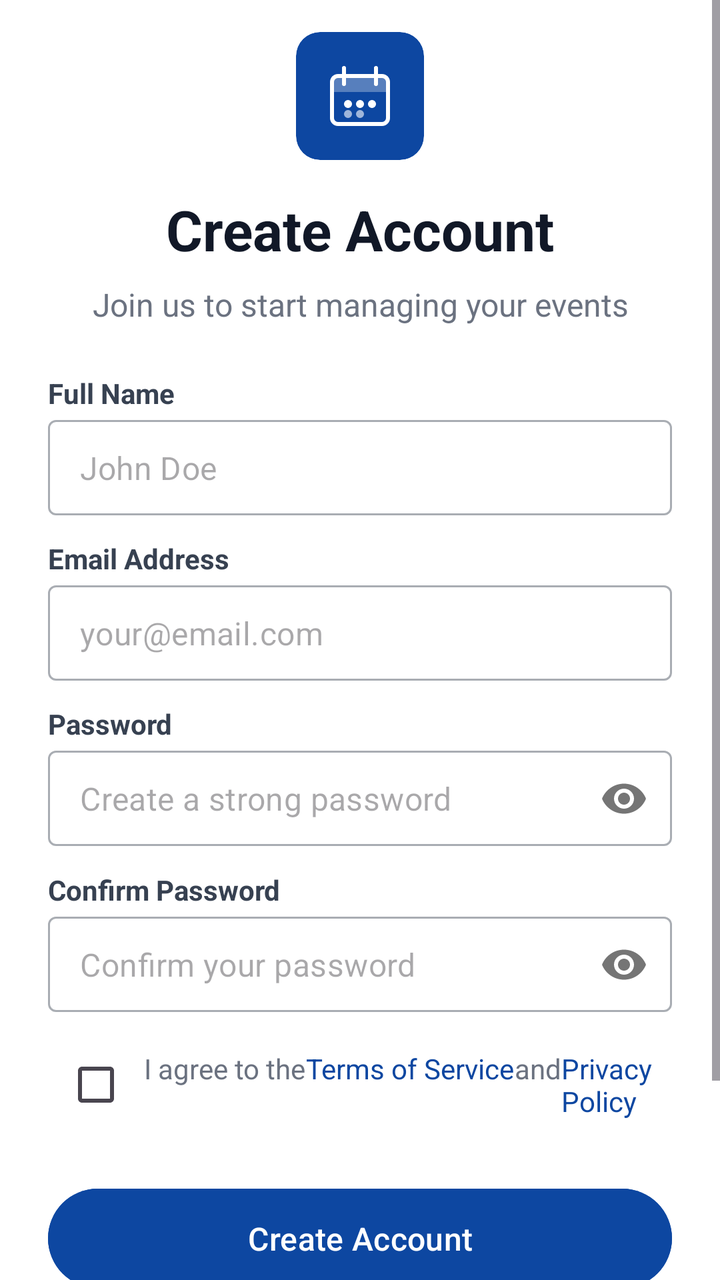
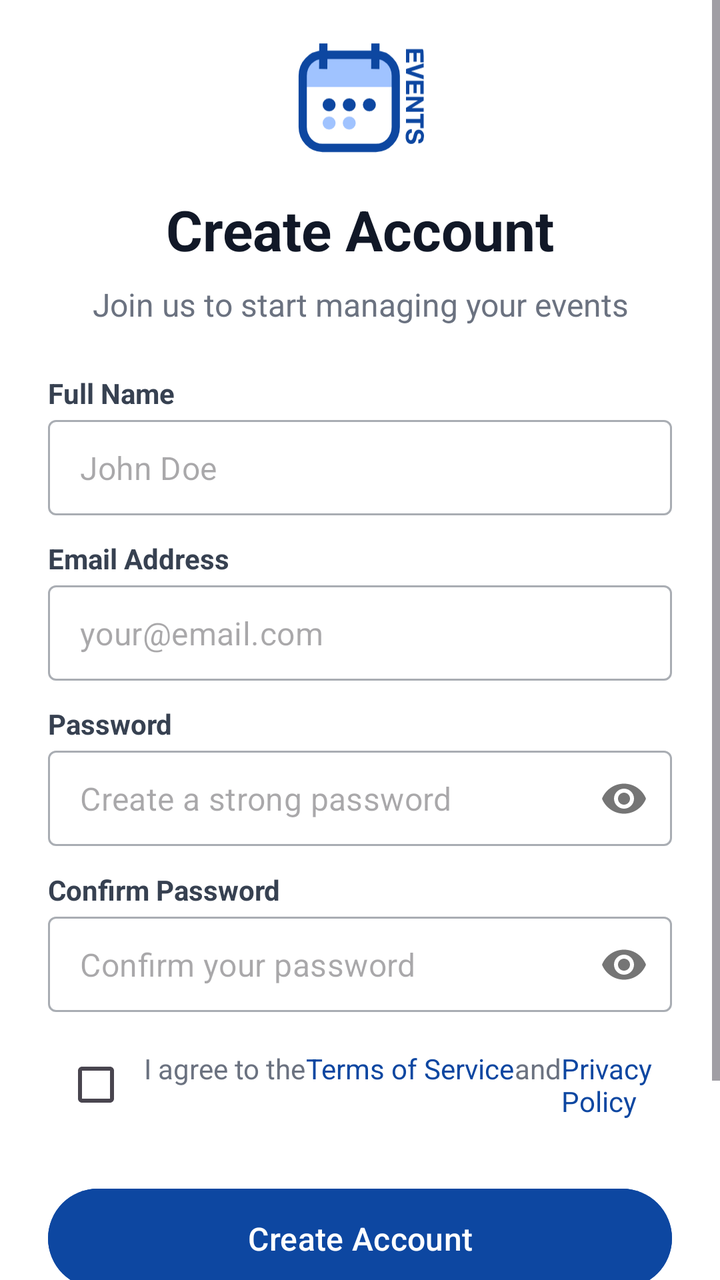

Two renders of the same Android screen: before a commit and after it. Below are the layout's source before the change and the commit's diff.
<!-- AndroidManifest.xml: application theme Theme.Events -->
<!-- res/layout/activity_sign_up.xml -->
<?xml version="1.0" encoding="utf-8"?>
<ScrollView xmlns:android="http://schemas.android.com/apk/res/android"
    xmlns:app="http://schemas.android.com/apk/res-auto"
    xmlns:tools="http://schemas.android.com/tools"
    android:layout_width="match_parent"
    android:layout_height="match_parent"
    android:background="@android:color/white"
    android:fillViewport="true"
    tools:context=".SignUpActivity">

    <androidx.constraintlayout.widget.ConstraintLayout
        android:layout_width="match_parent"
        android:layout_height="wrap_content"
        android:paddingStart="24dp"
        android:paddingEnd="24dp"
        android:paddingTop="16dp"
        android:paddingBottom="16dp">

        
        <androidx.cardview.widget.CardView
            android:id="@+id/logo_card"
            android:layout_width="64dp"
            android:layout_height="64dp"
            app:cardBackgroundColor="@color/app_primary_blue"
            app:cardCornerRadius="12dp"
            app:cardElevation="0dp"
            app:layout_constraintEnd_toEndOf="parent"
            app:layout_constraintStart_toStartOf="parent"
            app:layout_constraintTop_toTopOf="parent">

            <ImageView
                android:layout_width="36dp"
                android:layout_height="36dp"
                android:layout_gravity="center"
                android:src="@drawable/ic_final_events_logo"
                app:tint="@android:color/white" />
        </androidx.cardview.widget.CardView>


        
        <TextView
            android:id="@+id/header_title"
            android:layout_width="wrap_content"
            android:layout_height="wrap_content"
            android:layout_marginTop="16dp"
            android:text="@string/create_account"
            android:textColor="#111827"
            android:textSize="28sp"
            android:textStyle="bold"
            app:layout_constraintEnd_toEndOf="parent"
            app:layout_constraintStart_toStartOf="parent"
            app:layout_constraintTop_toBottomOf="@id/logo_card" />

        <TextView
            android:id="@+id/header_subtitle"
            android:layout_width="0dp"
            android:layout_height="wrap_content"
            android:layout_marginTop="8dp"
            android:text="@string/join_us_to_start_managing_your_events"
            android:textAlignment="center"
            android:textColor="@color/grey"
            android:textSize="16sp"
            app:layout_constraintEnd_toEndOf="parent"
            app:layout_constraintStart_toStartOf="parent"
            app:layout_constraintTop_toBottomOf="@id/header_title" />

        
        <TextView
            android:id="@+id/full_name_label"
            android:layout_width="wrap_content"
            android:layout_height="wrap_content"
            android:layout_marginTop="24dp"
            android:text="@string/full_name"
            android:textColor="#374151"
            android:textSize="14sp"
            android:textStyle="bold"
            app:layout_constraintStart_toStartOf="parent"
            app:layout_constraintTop_toBottomOf="@id/header_subtitle" />

        
        <com.google.android.material.textfield.TextInputLayout
            android:id="@+id/full_name_layout"
            style="@style/Widget.MaterialComponents.TextInputLayout.OutlinedBox.Dense"
            android:layout_width="0dp"
            android:layout_height="wrap_content"
            android:layout_marginTop="4dp"
            app:hintEnabled="false"
            app:layout_constraintEnd_toEndOf="parent"
            app:layout_constraintStart_toStartOf="parent"
            app:layout_constraintTop_toBottomOf="@id/full_name_label">

            <com.google.android.material.textfield.TextInputEditText
                android:id="@+id/full_name_edit_text"
                android:layout_width="match_parent"
                android:layout_height="wrap_content"
                android:hint="@string/john_doe"
                android:inputType="textVisiblePassword|textNoSuggestions" />
        </com.google.android.material.textfield.TextInputLayout>

        
        <TextView
            android:id="@+id/email_label"
            android:layout_width="wrap_content"
            android:layout_height="wrap_content"
            android:layout_marginTop="12dp"
            android:text="@string/email_address"
            android:textColor="#374151"
            android:textSize="14sp"
            android:textStyle="bold"
            app:layout_constraintStart_toStartOf="parent"
            app:layout_constraintTop_toBottomOf="@id/full_name_layout" />

        
        <com.google.android.material.textfield.TextInputLayout
            android:id="@+id/email_layout"
            style="@style/Widget.MaterialComponents.TextInputLayout.OutlinedBox.Dense"
            android:layout_width="0dp"
            android:layout_height="wrap_content"
            android:layout_marginTop="4dp"
            app:hintEnabled="false"
            app:layout_constraintEnd_toEndOf="parent"
            app:layout_constraintStart_toStartOf="parent"
            app:layout_constraintTop_toBottomOf="@id/email_label">

            <com.google.android.material.textfield.TextInputEditText
                android:id="@+id/email_edit_text"
                android:layout_width="match_parent"
                android:layout_height="wrap_content"
                android:hint="@string/your_email_com"
                android:inputType="textVisiblePassword|textNoSuggestions" />
        </com.google.android.material.textfield.TextInputLayout>

        
        <TextView
            android:id="@+id/password_label"
            android:layout_width="wrap_content"
            android:layout_height="wrap_content"
            android:layout_marginTop="12dp"
            android:text="@string/password"
            android:textColor="#374151"
            android:textSize="14sp"
            android:textStyle="bold"
            app:layout_constraintStart_toStartOf="parent"
            app:layout_constraintTop_toBottomOf="@id/email_layout" />

        
        <com.google.android.material.textfield.TextInputLayout
            android:id="@+id/password_layout"
            style="@style/Widget.MaterialComponents.TextInputLayout.OutlinedBox.Dense"
            android:layout_width="0dp"
            android:layout_height="wrap_content"
            android:layout_marginTop="4dp"
            app:hintEnabled="false"
            app:layout_constraintEnd_toEndOf="parent"
            app:layout_constraintStart_toStartOf="parent"
            app:layout_constraintTop_toBottomOf="@id/password_label"
            app:passwordToggleEnabled="true">

            <com.google.android.material.textfield.TextInputEditText
                android:id="@+id/password_edit_text"
                android:layout_width="match_parent"
                android:layout_height="wrap_content"
                android:hint="@string/create_a_strong_password"
                android:inputType="textPassword" />
        </com.google.android.material.textfield.TextInputLayout>

        
        <TextView
            android:id="@+id/confirm_password_label"
            android:layout_width="wrap_content"
            android:layout_height="wrap_content"
            android:layout_marginTop="12dp"
            android:text="@string/confirm_password"
            android:textColor="#374151"
            android:textSize="14sp"
            android:textStyle="bold"
            app:layout_constraintStart_toStartOf="parent"
            app:layout_constraintTop_toBottomOf="@id/password_layout" />

        
        <com.google.android.material.textfield.TextInputLayout
            android:id="@+id/confirm_password_layout"
            style="@style/Widget.MaterialComponents.TextInputLayout.OutlinedBox.Dense"
            android:layout_width="0dp"
            android:layout_height="wrap_content"
            android:layout_marginTop="4dp"
            app:hintEnabled="false"
            app:layout_constraintEnd_toEndOf="parent"
            app:layout_constraintStart_toStartOf="parent"
            app:layout_constraintTop_toBottomOf="@id/confirm_password_label"
            app:passwordToggleEnabled="true">

            <com.google.android.material.textfield.TextInputEditText
                android:id="@+id/confirm_password_edit_text"
                android:layout_width="match_parent"
                android:layout_height="wrap_content"
                android:hint="@string/confirm_your_password"
                android:inputType="textPassword" />
        </com.google.android.material.textfield.TextInputLayout>

        
        <LinearLayout
            android:id="@+id/terms_layout"
            android:layout_width="0dp"
            android:layout_height="wrap_content"
            android:layout_marginTop="12dp"
            android:gravity="center_vertical"
            android:orientation="horizontal"
            app:layout_constraintEnd_toEndOf="parent"
            app:layout_constraintStart_toStartOf="parent"
            app:layout_constraintTop_toBottomOf="@id/confirm_password_layout">

            <CheckBox
                android:id="@+id/terms_checkbox"
                android:layout_width="wrap_content"
                android:layout_height="wrap_content"
                android:text="" />

            <LinearLayout
                android:layout_width="wrap_content"
                android:layout_height="wrap_content"
                android:orientation="horizontal">

                <TextView
                    android:layout_width="wrap_content"
                    android:layout_height="wrap_content"
                    android:text="@string/i_agree_to_the"
                    android:textColor="@color/grey"
                    android:textSize="14sp" />

                <TextView
                    android:layout_width="wrap_content"
                    android:layout_height="wrap_content"
                    android:text="@string/terms_of_service"
                    android:textColor="@color/app_primary_blue"
                    android:textSize="14sp" />

                <TextView
                    android:layout_width="wrap_content"
                    android:layout_height="wrap_content"
                    android:text="@string/and"
                    android:textColor="@color/grey"
                    android:textSize="14sp" />

                <TextView
                    android:layout_width="wrap_content"
                    android:layout_height="wrap_content"
                    android:text="@string/privacy_policy"
                    android:textColor="@color/app_primary_blue"
                    android:textSize="14sp" />
            </LinearLayout>
        </LinearLayout>


        
        <com.google.android.material.button.MaterialButton
            android:id="@+id/signup_button"
            android:layout_width="0dp"
            android:layout_height="wrap_content"
            android:layout_marginTop="24dp"
            android:backgroundTint="@color/app_primary_blue"
            android:paddingTop="14dp"
            android:paddingBottom="14dp"
            android:text="@string/create_account"
            android:textAllCaps="false"
            android:textColor="@android:color/white"
            android:textSize="16sp"
            app:cornerRadius="28dp"
            app:layout_constraintEnd_toEndOf="parent"
            app:layout_constraintStart_toStartOf="parent"
            app:layout_constraintTop_toBottomOf="@id/terms_layout" />

        <ProgressBar
            android:id="@+id/progress_bar"
            style="?android:attr/progressBarStyle"
            android:layout_width="24dp"
            android:layout_height="24dp"
            android:elevation="8dp"
            android:indeterminateTint="@android:color/white"
            android:visibility="gone"
            app:layout_constraintBottom_toBottomOf="@id/signup_button"
            app:layout_constraintEnd_toEndOf="@id/signup_button"
            app:layout_constraintStart_toStartOf="@id/signup_button"
            app:layout_constraintTop_toTopOf="@id/signup_button"
            tools:visibility="visible" />


        
        <View
            android:id="@+id/divider_start"
            android:layout_width="0dp"
            android:layout_height="1dp"
            android:layout_marginEnd="16dp"
            android:background="@color/light_grey"
            app:layout_constraintBottom_toBottomOf="@id/divider_text"
            app:layout_constraintEnd_toStartOf="@id/divider_text"
            app:layout_constraintStart_toStartOf="parent"
            app:layout_constraintTop_toTopOf="@id/divider_text" />

        <TextView
            android:id="@+id/divider_text"
            android:layout_width="wrap_content"
            android:layout_height="wrap_content"
            android:layout_marginTop="24dp"
            android:text="@string/or"
            android:textColor="@color/grey"
            app:layout_constraintEnd_toEndOf="parent"
            app:layout_constraintStart_toStartOf="parent"
            app:layout_constraintTop_toBottomOf="@id/signup_button" />

        <View
            android:id="@+id/divider_end"
            android:layout_width="0dp"
            android:layout_height="1dp"
            android:layout_marginStart="16dp"
            android:background="@color/light_grey"
            app:layout_constraintBottom_toBottomOf="@id/divider_text"
            app:layout_constraintEnd_toEndOf="parent"
            app:layout_constraintStart_toEndOf="@id/divider_text"
            app:layout_constraintTop_toTopOf="@id/divider_text" />

        
        <LinearLayout
            android:id="@+id/login_layout"
            android:layout_width="wrap_content"
            android:layout_height="wrap_content"
            android:layout_marginTop="16dp"
            android:layout_marginBottom="16dp"
            android:gravity="center"
            android:orientation="horizontal"
            app:layout_constraintBottom_toBottomOf="parent"
            app:layout_constraintEnd_toEndOf="parent"
            app:layout_constraintStart_toStartOf="parent"
            app:layout_constraintTop_toBottomOf="@id/divider_text"
            app:layout_constraintVertical_bias="0.0">

            <TextView
                android:layout_width="wrap_content"
                android:layout_height="wrap_content"
                android:text="@string/already_have_an_account"
                android:textColor="@color/grey"
                android:textSize="14sp" />

            <TextView
                android:id="@+id/login_action_text_view"
                android:layout_width="wrap_content"
                android:layout_height="wrap_content"
                android:text="@string/log_in"
                android:textColor="@color/app_primary_blue"
                android:textSize="14sp"
                android:textStyle="bold" />

        </LinearLayout>

    </androidx.constraintlayout.widget.ConstraintLayout>
</ScrollView>
<!-- resources referenced by this layout -->
<resources>
  <color name="app_primary_blue">#0d47a1</color>
  <color name="grey">@color/app_text_secondary</color>
  <color name="light_grey">@color/app_border</color>
  <!-- drawable ic_final_events_logo (drawable) -->
  <vector xmlns:android="http://schemas.android.com/apk/res/android"
      android:width="24dp"
      android:height="24dp"
      android:viewportWidth="36"
      android:viewportHeight="36">
  
      
      <path
          android:strokeWidth="2"
          android:strokeColor="#FFFFFFFF"
          android:pathData="M7,8 L29,8 A3,3 0 0,1 32,11 L32,29 A3,3 0 0,1 29,32 L7,32 A3,3 0 0,1 4,29 L4,11 A3,3 0 0,1 7,8Z" />
  
      
      <path
          android:fillColor="#4DFFFFFF"
          android:pathData="M4,8h28v8h-28z" />
  
      
      <path
          android:strokeWidth="2"
          android:strokeLineCap="round"
          android:strokeColor="#FFFFFFFF"
          android:pathData="M10,4L10,12" />
      <path
          android:strokeWidth="2"
          android:strokeLineCap="round"
          android:strokeColor="#FFFFFFFF"
          android:pathData="M26,4L26,12" />
  
      
      <path
          android:fillColor="#FFFFFFFF"
          android:pathData="M12,22m-2,0a2,2 0,1 1,4 0a2,2 0,1 1,-4 0" />
      <path
          android:fillColor="#FFFFFFFF"
          android:pathData="M18,22m-2,0a2,2 0,1 1,4 0a2,2 0,1 1,-4 0" />
      <path
          android:fillColor="#FFFFFFFF"
          android:pathData="M24,22m-2,0a2,2 0,1 1,4 0a2,2 0,1 1,-4 0" />
  
      
      <path
          android:fillColor="#99FFFFFF"
          android:pathData="M12,27m-2,0a2,2 0,1 1,4 0a2,2 0,1 1,-4 0" />
      <path
          android:fillColor="#99FFFFFF"
          android:pathData="M18,27m-2,0a2,2 0,1 1,4 0a2,2 0,1 1,-4 0" />
  </vector>
  <string name="already_have_an_account">Already have an account?</string>
  <string name="and">and</string>
  <string name="confirm_password">Confirm Password</string>
  <string name="confirm_your_password">Confirm your password</string>
  <string name="create_a_strong_password">Create a strong password</string>
  <string name="create_account">Create Account</string>
  <string name="email_address">Email Address</string>
  <string name="full_name">Full Name</string>
  <string name="i_agree_to_the">I agree to the</string>
  <string name="john_doe">John Doe</string>
  <string name="join_us_to_start_managing_your_events">Join us to start managing your events</string>
  <string name="log_in">Log In</string>
  <string name="or">or</string>
  <string name="password">Password</string>
  <string name="privacy_policy">Privacy Policy</string>
  <string name="terms_of_service">Terms of Service</string>
  <string name="your_email_com">your@email.com</string>
  <style name="Theme.Events" parent="Base.Theme.Events" />
  <color name="app_text_secondary">#6B7280</color>
  <color name="app_border">#E5E7EB</color>
  <color name="app_primary_dark_blue">#002171</color>
  <color name="white">#FFFFFFFF</color>
  <color name="app_background">#f8f9fa</color>
  <color name="app_text_primary">#1F2937</color>
  <color name="app_danger">#DC2626</color>
  <style name="Widget.App.Button" parent="Widget.Material3.Button">
          <item name="backgroundTint">@color/app_primary_blue</item>
          <item name="android:textColor">@color/white</item>
      </style>
  <!-- unchanged entries left out for length: 1 -->
</resources>

<!-- the commit's change to res/layout/activity_sign_up.xml (unified diff, before → after) -->
@@ -21,7 +21,7 @@
             android:id="@+id/logo_card"
             android:layout_width="64dp"
             android:layout_height="64dp"
-            app:cardBackgroundColor="@color/app_primary_blue"
+            app:cardBackgroundColor="@color/test"
             app:cardCornerRadius="12dp"
             app:cardElevation="0dp"
             app:layout_constraintEnd_toEndOf="parent"
@@ -29,11 +29,11 @@
             app:layout_constraintTop_toTopOf="parent">
 
             <ImageView
-                android:layout_width="36dp"
-                android:layout_height="36dp"
+                android:layout_width="70dp"
+                android:layout_height="70dp"
                 android:layout_gravity="center"
                 android:src="@drawable/ic_final_events_logo"
-                app:tint="@android:color/white" />
+                />
         </androidx.cardview.widget.CardView>
 
 
<!-- resource entries referenced after the edit -->
@@ -3,55 +3,8 @@
   <color name="app_primary_blue">#0d47a1</color>
   <color name="grey">@color/app_text_secondary</color>
   <color name="light_grey">@color/app_border</color>
-  <!-- drawable ic_final_events_logo (drawable) -->
-  <vector xmlns:android="http://schemas.android.com/apk/res/android"
-      android:width="24dp"
-      android:height="24dp"
-      android:viewportWidth="36"
-      android:viewportHeight="36">
-  
-      
-      <path
-          android:strokeWidth="2"
-          android:strokeColor="#FFFFFFFF"
-          android:pathData="M7,8 L29,8 A3,3 0 0,1 32,11 L32,29 A3,3 0 0,1 29,32 L7,32 A3,3 0 0,1 4,29 L4,11 A3,3 0 0,1 7,8Z" />
-  
-      
-      <path
-          android:fillColor="#4DFFFFFF"
-          android:pathData="M4,8h28v8h-28z" />
-  
-      
-      <path
-          android:strokeWidth="2"
-          android:strokeLineCap="round"
-          android:strokeColor="#FFFFFFFF"
-          android:pathData="M10,4L10,12" />
-      <path
-          android:strokeWidth="2"
-          android:strokeLineCap="round"
-          android:strokeColor="#FFFFFFFF"
-          android:pathData="M26,4L26,12" />
-  
-      
-      <path
-          android:fillColor="#FFFFFFFF"
-          android:pathData="M12,22m-2,0a2,2 0,1 1,4 0a2,2 0,1 1,-4 0" />
-      <path
-          android:fillColor="#FFFFFFFF"
-          android:pathData="M18,22m-2,0a2,2 0,1 1,4 0a2,2 0,1 1,-4 0" />
-      <path
-          android:fillColor="#FFFFFFFF"
-          android:pathData="M24,22m-2,0a2,2 0,1 1,4 0a2,2 0,1 1,-4 0" />
-  
-      
-      <path
-          android:fillColor="#99FFFFFF"
-          android:pathData="M12,27m-2,0a2,2 0,1 1,4 0a2,2 0,1 1,-4 0" />
-      <path
-          android:fillColor="#99FFFFFF"
-          android:pathData="M18,27m-2,0a2,2 0,1 1,4 0a2,2 0,1 1,-4 0" />
-  </vector>
+  <color name="test">#FFFFFF</color>
+  <!-- drawable ic_final_events_logo: vector/xml drawable (drawable, 4453 chars, omitted) -->
   <string name="already_have_an_account">Already have an account?</string>
   <string name="and">and</string>
   <string name="confirm_password">Confirm Password</string>
